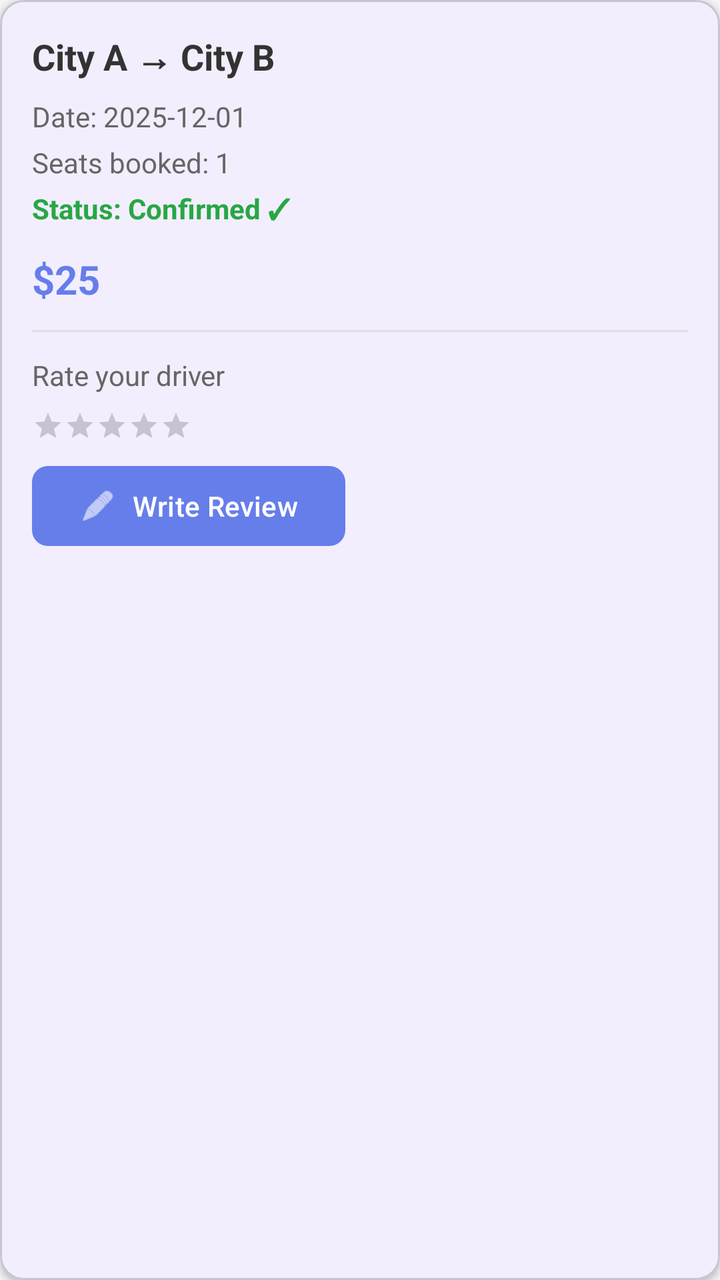
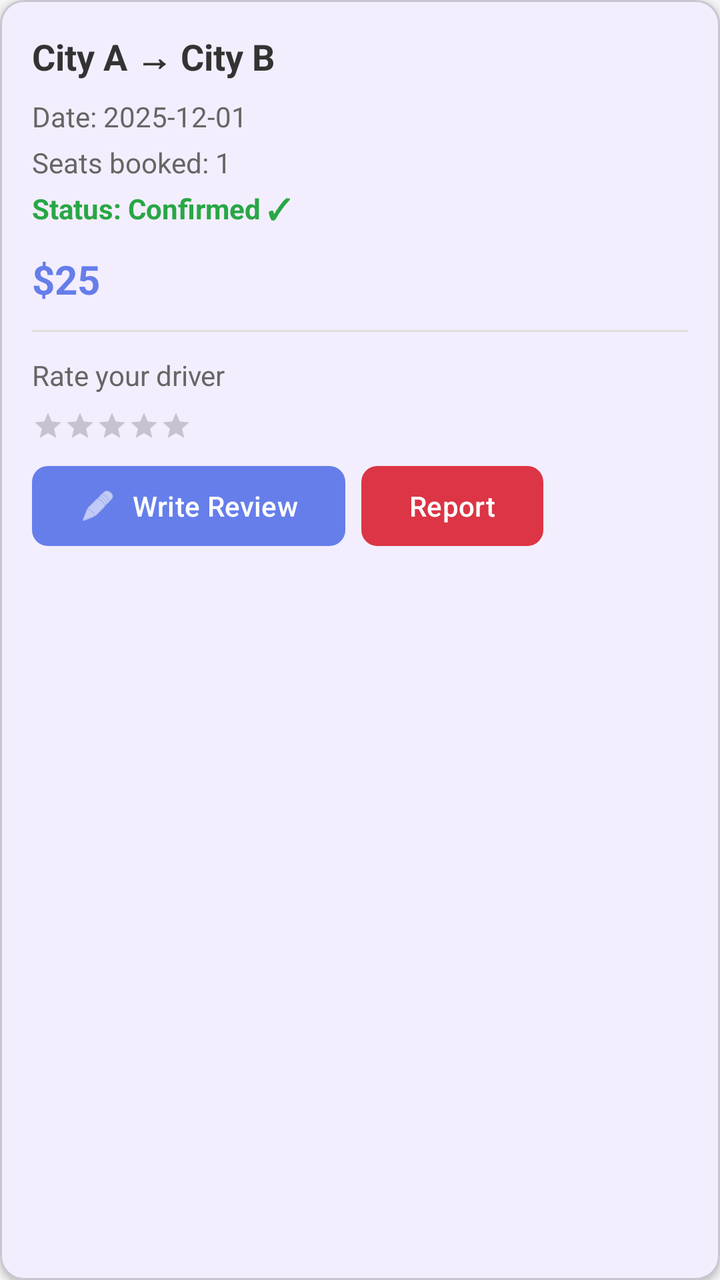

The first picture is an Android layout as it rendered before a commit; the second is the same layout after the commit. The layout source and the unified diff follow.
<!-- AndroidManifest.xml: application theme Theme.CarpoolingApp -->
<!-- res/layout/item_last_ride.xml -->
<?xml version="1.0" encoding="utf-8"?>
<com.google.android.material.card.MaterialCardView xmlns:android="http://schemas.android.com/apk/res/android"
    xmlns:app="http://schemas.android.com/apk/res-auto"
    android:layout_width="match_parent"
    android:layout_height="wrap_content"
    android:layout_marginBottom="12dp"
    app:cardElevation="2dp"
    app:cardCornerRadius="12dp">

    <LinearLayout
        android:layout_width="match_parent"
        android:layout_height="wrap_content"
        android:orientation="vertical"
        android:padding="16dp">

        <TextView
            android:id="@+id/tvRoute"
            android:layout_width="wrap_content"
            android:layout_height="wrap_content"
            android:text="City A → City B"
            android:textSize="18sp"
            android:textColor="@color/text_primary"
            android:textStyle="bold"
            android:layout_marginBottom="8dp" />

        <TextView
            android:id="@+id/tvDate"
            android:layout_width="wrap_content"
            android:layout_height="wrap_content"
            android:text="Date: 2025-12-01"
            android:textSize="14sp"
            android:textColor="@color/text_secondary"
            android:layout_marginBottom="4dp" />

        <TextView
            android:id="@+id/tvSeats"
            android:layout_width="wrap_content"
            android:layout_height="wrap_content"
            android:text="Seats booked: 1"
            android:textSize="14sp"
            android:textColor="@color/text_secondary"
            android:layout_marginBottom="4dp" />

        <TextView
            android:id="@+id/tvStatus"
            android:layout_width="wrap_content"
            android:layout_height="wrap_content"
            android:text="Status: Confirmed ✓"
            android:textSize="14sp"
            android:textStyle="bold"
            android:textColor="#28a745"
            android:layout_marginBottom="12dp" />

        <LinearLayout
            android:layout_width="match_parent"
            android:layout_height="wrap_content"
            android:orientation="horizontal"
            android:gravity="center_vertical">

            <TextView
                android:id="@+id/tvPrice"
                android:layout_width="0dp"
                android:layout_height="wrap_content"
                android:layout_weight="1"
                android:text="$25"
                android:textSize="20sp"
                android:textColor="@color/primary"
                android:textStyle="bold" />

        </LinearLayout>

        
        <View
            android:layout_width="match_parent"
            android:layout_height="1dp"
            android:background="#E0E0E0"
            android:layout_marginTop="12dp"
            android:layout_marginBottom="12dp" />

        <TextView
            android:layout_width="wrap_content"
            android:layout_height="wrap_content"
            android:text="@string/rate_your_driver"
            android:textSize="14sp"
            android:textColor="@color/text_secondary"
            android:layout_marginBottom="8dp" />

        <RatingBar
            android:id="@+id/ratingBar"
            android:layout_width="wrap_content"
            android:layout_height="wrap_content"
            android:numStars="5"
            android:stepSize="1"
            android:rating="0"
            android:isIndicator="true"
            style="@style/Widget.AppCompat.RatingBar.Small"
            android:layout_marginBottom="8dp" />

        <com.google.android.material.button.MaterialButton
            android:id="@+id/btnReview"
            android:layout_width="wrap_content"
            android:layout_height="48dp"
            android:text="@string/write_review"
            android:textSize="14sp"
            app:cornerRadius="8dp"
            app:icon="@android:drawable/ic_menu_edit"
            style="@style/Widget.Material3.Button" />

        <TextView
            android:id="@+id/tvReviewed"
            android:layout_width="wrap_content"
            android:layout_height="wrap_content"
            android:text="@string/already_reviewed"
            android:textSize="14sp"
            android:textColor="#28a745"
            android:textStyle="italic"
            android:visibility="gone" />

    </LinearLayout>

</com.google.android.material.card.MaterialCardView>
<!-- resources referenced by this layout -->
<resources>
  <color name="primary">#667eea</color>
  <color name="text_primary">#333333</color>
  <color name="text_secondary">#666666</color>
  <string name="already_reviewed">✓ You have already reviewed this ride</string>
  <string name="rate_your_driver">Rate your driver</string>
  <string name="write_review">Write Review</string>
  <style name="Theme.CarpoolingApp" parent="Base.Theme.CarpoolingApp" />
  <style name="Base.Theme.CarpoolingApp" parent="Theme.Material3.Light.NoActionBar">
          <item name="colorPrimary">@color/primary</item>
          <item name="colorPrimaryDark">@color/primary_dark</item>
          <item name="colorSecondary">@color/secondary</item>
          <item name="android:windowBackground">@color/background</item>
      </style>
  <color name="primary_dark">#5568d3</color>
  <color name="secondary">#764ba2</color>
  <color name="background">#F5F5F5</color>
</resources>

<!-- the commit's change to res/layout/item_last_ride.xml (unified diff, before → after) -->
@@ -96,15 +96,34 @@
             style="@style/Widget.AppCompat.RatingBar.Small"
             android:layout_marginBottom="8dp" />
 
-        <com.google.android.material.button.MaterialButton
-            android:id="@+id/btnReview"
-            android:layout_width="wrap_content"
-            android:layout_height="48dp"
-            android:text="@string/write_review"
-            android:textSize="14sp"
-            app:cornerRadius="8dp"
-            app:icon="@android:drawable/ic_menu_edit"
-            style="@style/Widget.Material3.Button" />
+        <LinearLayout
+            android:layout_width="match_parent"
+            android:layout_height="wrap_content"
+            android:orientation="horizontal"
+            android:gravity="start">
+
+            <com.google.android.material.button.MaterialButton
+                android:id="@+id/btnReview"
+                android:layout_width="wrap_content"
+                android:layout_height="48dp"
+                android:text="@string/write_review"
+                android:textSize="14sp"
+                app:cornerRadius="8dp"
+                app:icon="@android:drawable/ic_menu_edit"
+                style="@style/Widget.Material3.Button" />
+
+            <com.google.android.material.button.MaterialButton
+                android:id="@+id/btnReport"
+                android:layout_width="wrap_content"
+                android:layout_height="48dp"
+                android:text="@string/report_driver"
+                android:textSize="14sp"
+                android:layout_marginStart="8dp"
+                app:cornerRadius="8dp"
+                app:backgroundTint="@color/status_danger"
+                style="@style/Widget.Material3.Button" />
+
+        </LinearLayout>
 
         <TextView
             android:id="@+id/tvReviewed"
<!-- resource entries referenced after the edit -->
@@ -1,10 +1,12 @@
 <!-- resources referenced by this layout -->
 <resources>
   <color name="primary">#667eea</color>
+  <color name="status_danger">#dc3545</color>
   <color name="text_primary">#333333</color>
   <color name="text_secondary">#666666</color>
   <string name="already_reviewed">✓ You have already reviewed this ride</string>
   <string name="rate_your_driver">Rate your driver</string>
+  <string name="report_driver">Report</string>
   <string name="write_review">Write Review</string>
   <style name="Theme.CarpoolingApp" parent="Base.Theme.CarpoolingApp" />
   <style name="Base.Theme.CarpoolingApp" parent="Theme.Material3.Light.NoActionBar">
